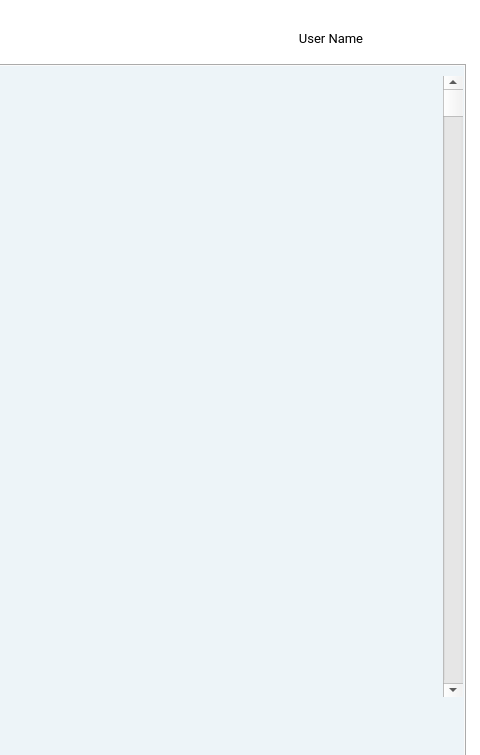
Above: Application/mainwindow.ui from Bsm-B/RackStore before the change; both pictures show x 889 to 1369 and y 0 to 755 of the 1369 by 755 pixel window. Below: the same form after it.
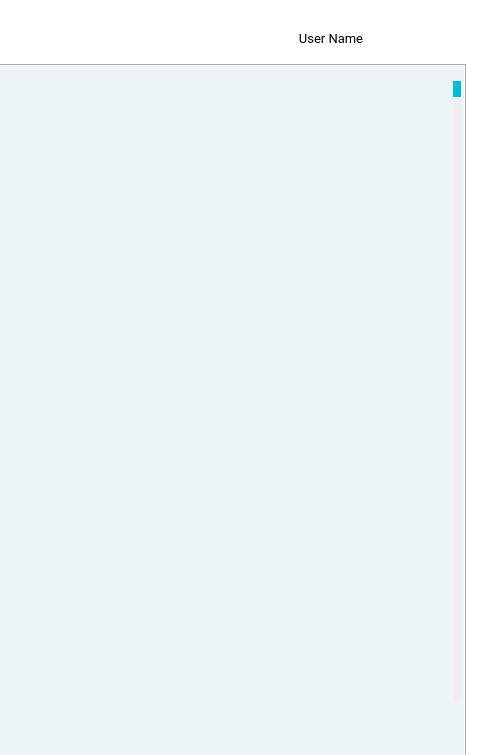
That is the form after the change.

Diff of the .ui file:
```diff
--- a/Application/mainwindow.ui
+++ b/Application/mainwindow.ui
@@ -210,12 +210,51 @@
      <widget class="QScrollBar" name="verticalScrollBar">
       <property name="geometry">
        <rect>
-        <x>1320</x>
-        <y>10</y>
-        <width>20</width>
-        <height>621</height>
+        <x>1330</x>
+        <y>15</y>
+        <width>8</width>
+        <height>620</height>
        </rect>
       </property>
+      <property name="styleSheet">
+       <string notr="true">/* === QScrollBar:horizontal === */
+QScrollBar:horizontal {
+	background: white;				/* Background where slider is not */
+	height: 10px;
+	margin: 0;
+}
+
+QScrollBar:vertical {
+    
+	width: 10px;
+	margin: 0;
+	border-radius: 3px;
+}
+
+QScrollBar::handle:horizontal {
+    background: #37474F;					/* Slider color */
+    min-width: 16px;
+	border-radius: 5px;
+}
+
+QScrollBar::handle:vertical {
+    background: #00BCD4;					/* Slider color */
+    min-height: 16px;
+	border-radius: 5px;
+}
+
+QScrollBar::add-page:horizontal, QScrollBar::sub-page:horizontal,
+QScrollBar::add-page:vertical, QScrollBar::sub-page:vertical {
+	background: none;												/* Removes the dotted background */
+}
+
+QScrollBar::add-line:horizontal, QScrollBar::sub-line:horizontal,
+QScrollBar::add-line:vertical, QScrollBar::sub-line:vertical {	/* Hides the slider arrows */
+      border: none;
+      background: none;
+}
+</string>
+      </property>
       <property name="minimum">
        <number>0</number>
       </property>
```
